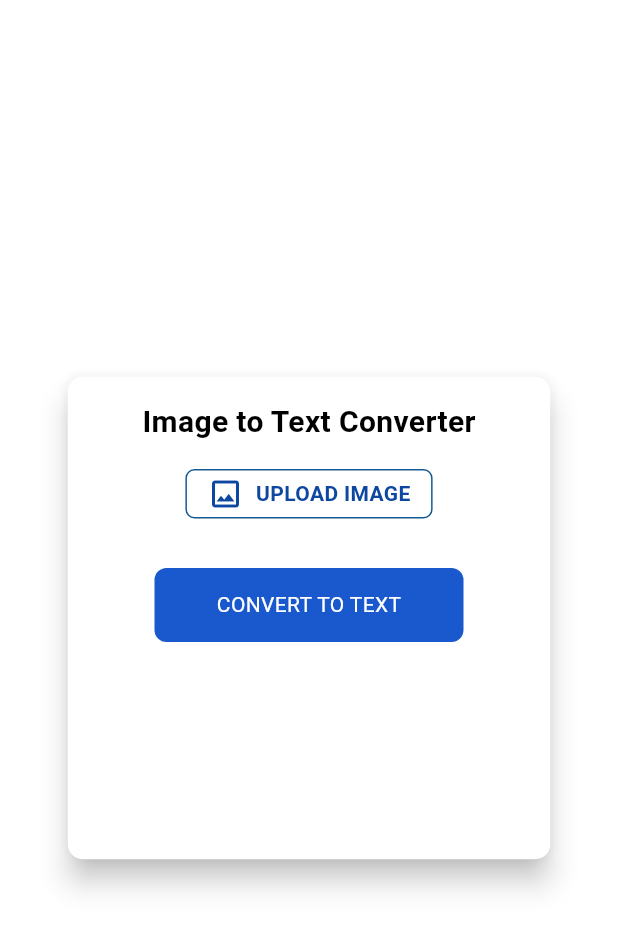
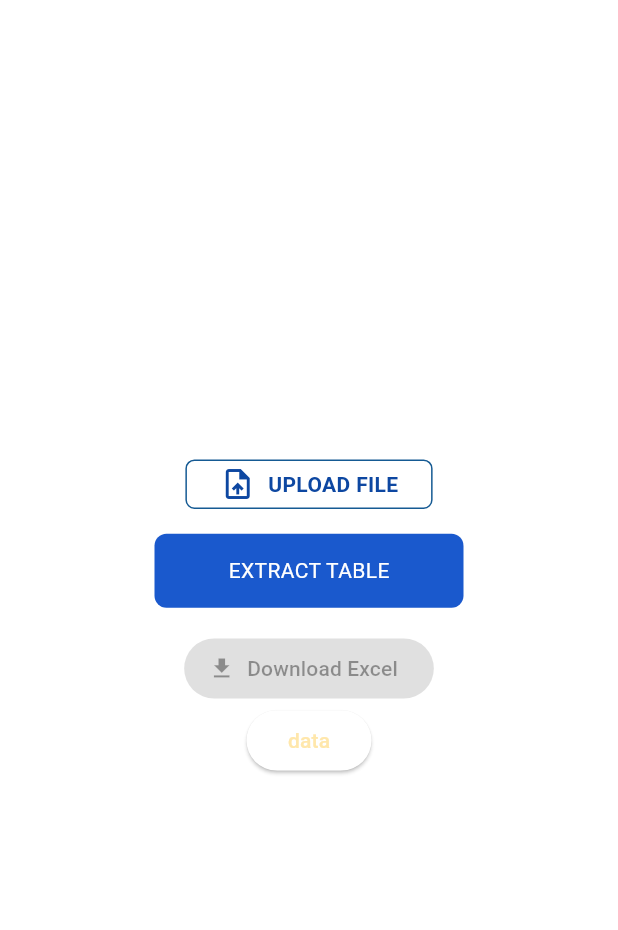
Before and after one commit to Sonang-tamang/ocr, a Flutter app: the screen it shows after launch, on a phone screen of 412 x 824 dp. Shown: the top 930 px of the screen. Run offline on Flutter 3.47's test engine with Material 3 defaults, Android fonts, the phone set to English and light mode, and no system bars; our stand-ins replace dio, file_picker, flutter_spinkit, google_fonts, google_nav_bar, google_sign_in and 3 more; missing offline and left inert: dart:ffi.

Commit message:
table extraction is working with ui update

```diff
--- a/lib/main.dart
+++ b/lib/main.dart
@@ -7,6 +7,7 @@ import 'package:ocr/pages/image_to_doc.dart';
 import 'package:ocr/pages/image_to_text.dart';
 import 'package:ocr/pages/pdf_to_doc.dart';
 import 'package:ocr/pages/pdf_to_image.dart';
+import 'package:ocr/pages/table_Extraction.dart';
 import 'package:ocr/testhome/testhome.dart';
 import 'package:ocr/theme/light_mode.dart';
 
@@ -22,7 +23,7 @@ class MyApp extends StatelessWidget {
   Widget build(BuildContext context) {
     return MaterialApp(
       title: 'RAN',
-      home: ImageToText(),
+      home: TableExtension(),
       theme: lightMode,
     );
   }
--- /dev/null
+++ b/lib/pages/table_Extraction.dart
@@ -0,0 +1,313 @@
+// ignore_for_file: prefer_const_constructors
+
+import 'dart:io';
+
+import 'package:dio/dio.dart';
+
+import 'package:file_picker/file_picker.dart';
+import 'package:flutter/material.dart';
+import 'package:flutter_spinkit/flutter_spinkit.dart';
+
+class TableExtension extends StatefulWidget {
+  @override
+  _TableExtensionState createState() => _TableExtensionState();
+}
+
+class _TableExtensionState extends State<TableExtension> {
+  File? selectedFile;
+  List<List<dynamic>> tableData = [];
+  bool loading = false;
+  String? error;
+  bool isDialogOpen = false;
+
+  String? token =
+      "84226ca0b3a35babba70122c7a4baec327400c38"; // Replace with token from storage
+
+  void handleFileChange() async {
+    FilePickerResult? result = await FilePicker.platform.pickFiles(
+      type: FileType.custom,
+      allowedExtensions: ['pdf', 'png', 'jpg', 'jpeg'],
+    );
+
+    if (result != null) {
+      setState(() {
+        selectedFile = File(result.files.single.path!);
+        error = null;
+      });
+    }
+  }
+
+// for converting tabele ############################################################################
+  Future<void> handleExtractTable() async {
+    if (token == null || token!.isEmpty) {
+      setState(() {
+        isDialogOpen = true;
+      });
+      return;
+    }
+
+    if (selectedFile == null) {
+      setState(() {
+        error = "Please upload a PDF or image file to extract tables.";
+      });
+      return;
+    }
+
+    setState(() {
+      loading = true;
+      error = null;
+    });
+
+    try {
+      bool isPdf = selectedFile!.path.endsWith('.pdf');
+      FormData formData = FormData.fromMap({
+        isPdf ? "file" : "image":
+            await MultipartFile.fromFile(selectedFile!.path),
+      });
+
+      Response response = await Dio().post(
+        isPdf
+            ? "https://ocr.goodwish.com.np/api/pdf-table-extraction/"
+            : "https://ocr.goodwish.com.np/api/images/",
+        data: formData,
+        options: Options(
+          headers: {
+            "Authorization": "Token $token",
+          },
+        ),
+      );
+
+      // Parse imagedata from response
+      List<dynamic> rawTables = response.data["imagedata"];
+      List<List<dynamic>> parsedTables = rawTables
+          .map((table) {
+            return List<List<dynamic>>.generate(
+              table.length,
+              (index) => List<dynamic>.from(table["$index"]),
+            );
+          })
+          .expand((e) => e)
+          .toList();
+
+      setState(() {
+        tableData = parsedTables;
+      });
+    } catch (e) {
+      print(" failed to extract datra  : $e");
+      setState(() {
+        error = "Failed to extract table data. Please try again.";
+      });
+    } finally {
+      setState(() {
+        loading = false;
+      });
+    }
+  }
+
+// to doload the excel ##################
+// void handleDownloadExcel() {
+//   if (tableData.isEmpty) {
+//     ScaffoldMessenger.of(context).showSnackBar(
+//       SnackBar(content: Text("No table data available to download.")),
+//     );
+//     return;
+//   }
+
+//   var excel = Excel.createExcel();
+//   Sheet sheet = excel['Sheet1'];
+
+//   // Iterate through the tableData and convert each row
+//   for (int rowIndex = 0; rowIndex < tableData.length; rowIndex++) {
+//     var row = tableData[rowIndex];
+
+//     // Convert each element to a string (or compatible type) and add it to the sheet
+//     if (row is List) {
+//       sheet.appendRow(
+//         row.map((cell) => CellValue.from(cell.toString())).toList(),
+//       );
+//     } else {
+//       // If the row is not a list, wrap it in a list
+//       sheet.appendRow([CellValue.from(row.toString())]);
+//     }
+//   }
+
+//   // Save the Excel file
+//   List<int>? bytes = excel.save();
+//   if (bytes != null) {
+//     String filePath = "${Directory.systemTemp.path}/extracted_tables.xlsx";
+//     File(filePath).writeAsBytesSync(bytes);
+
+//     ScaffoldMessenger.of(context).showSnackBar(
+//       SnackBar(content: Text("Excel file saved to $filePath")),
+//     );
+//   } else {
+//     ScaffoldMessenger.of(context).showSnackBar(
+//       SnackBar(content: Text("Failed to save Excel file.")),
+//     );
+//   }
+// }
+
+  @override
+  Widget build(BuildContext context) {
+    // seting the size of the screen########################
+    double width = MediaQuery.of(context).size.width;
+    double height = MediaQuery.of(context).size.height;
+
+    return Scaffold(
+      body: Center(
+        child: Padding(
+          padding: const EdgeInsets.all(16.0),
+          child: SingleChildScrollView(
+            child: Column(
+              children: [
+                // for picking files from devies ##################################################
+                InkWell(
+                  onTap: () {
+                    handleFileChange();
+                  },
+                  child: SizedBox(
+                    height: height * 0.04,
+                    width: width * 0.4,
+                    child: Container(
+                      decoration: BoxDecoration(
+                        border: Border.all(
+                          color: const Color.fromARGB(255, 21, 90, 147),
+                          width: 1.0,
+                        ),
+                        borderRadius: BorderRadius.circular(6.0),
+                      ),
+                      child: Row(
+                        mainAxisAlignment: MainAxisAlignment.center,
+                        children: [
+                          Icon(
+                            Icons.upload_file,
+                            color: Colors.blue[900],
+                          ),
+                          SizedBox(
+                            width: width * 0.02,
+                          ),
+                          Text(
+                            "UPLOAD FILE",
+                            style: TextStyle(
+                                color: Colors.blue[900],
+                                fontWeight: FontWeight.w600),
+                          )
+                        ],
+                      ),
+                    ),
+                  ),
+                ),
+                SizedBox(
+                  height: height * 0.02,
+                ),
+
+                // show the name of file if it is choesen ###########################################
+                if (selectedFile != null)
+                  Padding(
+                    padding: const EdgeInsets.symmetric(vertical: 8.0),
+                    child: Text(
+                        "Selected File: ${selectedFile!.path.split('/').last}"),
+                  ),
+
+                // error will be shoned here ###########################################################
+                if (error != null)
+                  Padding(
+                    padding: const EdgeInsets.symmetric(vertical: 8.0),
+                    child: Text(error!, style: TextStyle(color: Colors.red)),
+                  ),
+
+                // button for the converting the table nad API###################################3
+
+                // ElevatedButton(
+                //   onPressed: loading ? null : handleExtractTable,
+                //   child: loading
+                //       ? SpinKitThreeBounce(color: Colors.black, size: 20.0)
+                //       : Text("Extract Table"),
+                // ),
+
+                SizedBox(
+                  height: height * 0.06,
+                  width: width * 0.5,
+                  child: InkWell(
+                    onTap: () {
+                      loading ? null : handleExtractTable();
+                    },
+                    child: Container(
+                      decoration: BoxDecoration(
+                          color: const Color.fromARGB(255, 26, 89, 205),
+                          borderRadius: BorderRadius.circular(8)),
+                      child: loading
+                          ? SpinKitThreeBounce(color: Colors.black, size: 20.0)
+                          : Center(
+                              child: Text(
+                              "EXTRACT TABLE",
+                              style: TextStyle(color: Colors.white),
+                            )),
+                    ),
+                  ),
+                ),
+                SizedBox(
+                  height: height * 0.02,
+                ),
+
+                if (tableData.isNotEmpty)
+                  Center(
+                    child: Card(
+                        margin: const EdgeInsets.symmetric(vertical: 8.0),
+                        child: SingleChildScrollView(
+                          scrollDirection: Axis.vertical,
+                          child: SingleChildScrollView(
+                            scrollDirection: Axis.horizontal,
+                            child: DataTable(
+                              columns: tableData[0].map((header) {
+                                return DataColumn(label: Text(header));
+                              }).toList(),
+                              rows: tableData
+                                  .skip(1)
+                                  .map((row) => DataRow(
+                                        cells: row
+                                            .map((cell) => DataCell(Text(cell)))
+                                            .toList(),
+                                      ))
+                                  .toList(),
+                            ),
+                          ),
+                        )),
+                  ),
+
+                // to do excel
+                ElevatedButton.icon(
+                  onPressed: null,
+                  icon: Icon(Icons.download),
+                  label: Text("Download Excel"),
+                ),
+                ElevatedButton(
+                    onPressed: () {
+                      print("$tableData");
+                    },
+                    child: Text(" data ")),
+                if (isDialogOpen)
+                  AlertDialog(
+                    title: Text("Login Required"),
+                    content: Text(
+                        "You need to be logged in to access this feature."),
+                    actions: [
+                      TextButton(
+                        onPressed: () => Navigator.pushNamed(context, "/auth"),
+                        child: Text("Login"),
+                      ),
+                      ElevatedButton(
+                          onPressed: () {
+                            print("$tableData");
+                          },
+                          child: Text(" data "))
+                    ],
+                  ),
+              ],
+            ),
+          ),
+        ),
+      ),
+    );
+  }
+}
--- a/pubspec.yaml
+++ b/pubspec.yaml
@@ -47,6 +47,7 @@ dependencies:
   dio: ^5.7.0
   flutter_spinkit: ^5.2.1
   file_picker: ^8.1.4
+  excel: ^4.0.6
 
 
 dev_dependencies:
```
Also changed, not shown: pubspec.lock.
